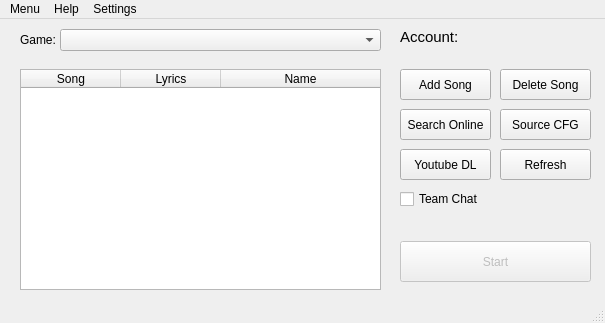
Old version of the form src/mainwindow.ui in the repository Catishere/karaoke-master.
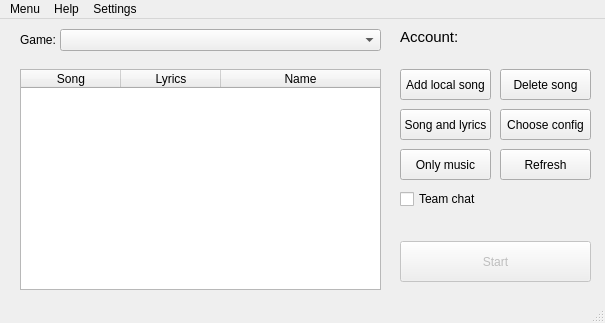
New version of the form.

Commit message: refactor, renaming buttons, new readme

```diff
--- a/src/mainwindow.ui
+++ b/src/mainwindow.ui
@@ -88,7 +88,7 @@
      </rect>
     </property>
     <property name="text">
-     <string>Add Song</string>
+     <string>Add local song</string>
     </property>
    </widget>
    <widget class="QPushButton" name="refreshButton">
@@ -114,7 +114,7 @@
      </rect>
     </property>
     <property name="text">
-     <string>Source CFG</string>
+     <string>Choose config</string>
     </property>
    </widget>
    <widget class="QPushButton" name="startButton">
@@ -220,7 +220,7 @@
      </rect>
     </property>
     <property name="text">
-     <string>Delete Song</string>
+     <string>Delete song</string>
     </property>
    </widget>
    <widget class="QPushButton" name="searchOnlineButton">
@@ -233,7 +233,7 @@
      </rect>
     </property>
     <property name="text">
-     <string>Search Online</string>
+     <string>Song and lyrics</string>
     </property>
    </widget>
    <widget class="QPushButton" name="youtubeButton">
@@ -246,7 +246,7 @@
      </rect>
     </property>
     <property name="text">
-     <string>Youtube DL</string>
+     <string>Only music</string>
     </property>
    </widget>
    <widget class="QComboBox" name="dropList">
@@ -313,7 +313,7 @@
      </rect>
     </property>
     <property name="text">
-     <string>Team Chat</string>
+     <string>Team chat</string>
     </property>
    </widget>
    <widget class="QLabel" name="loadingLabel">
```
The commit also changes 7 other files.
